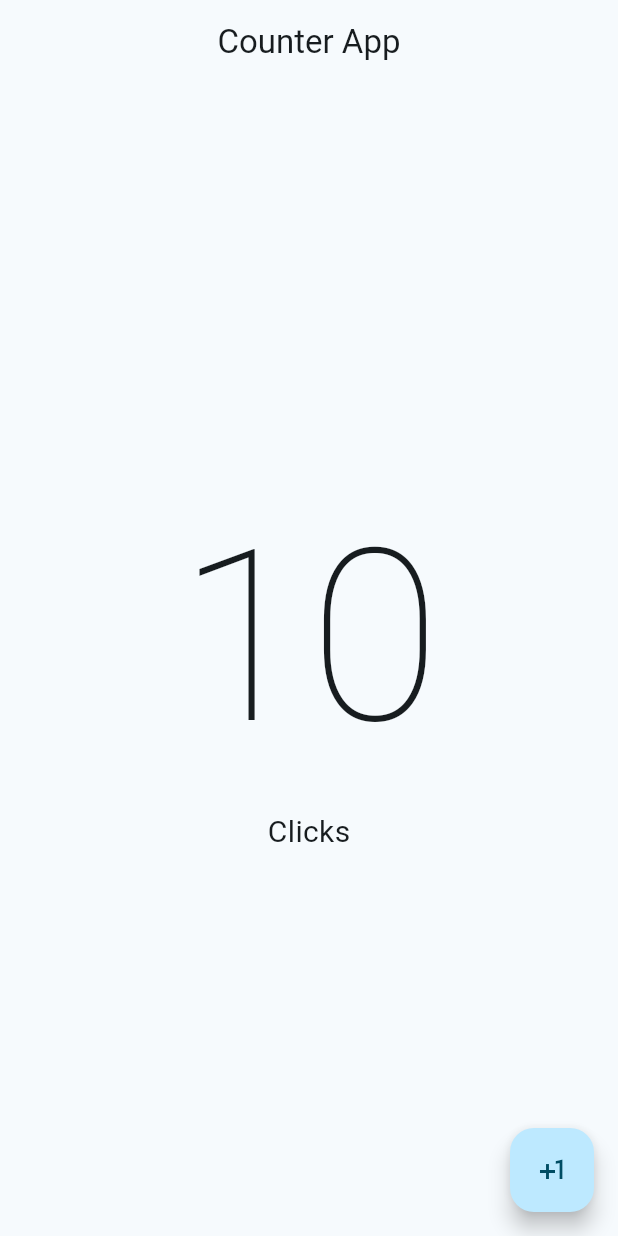
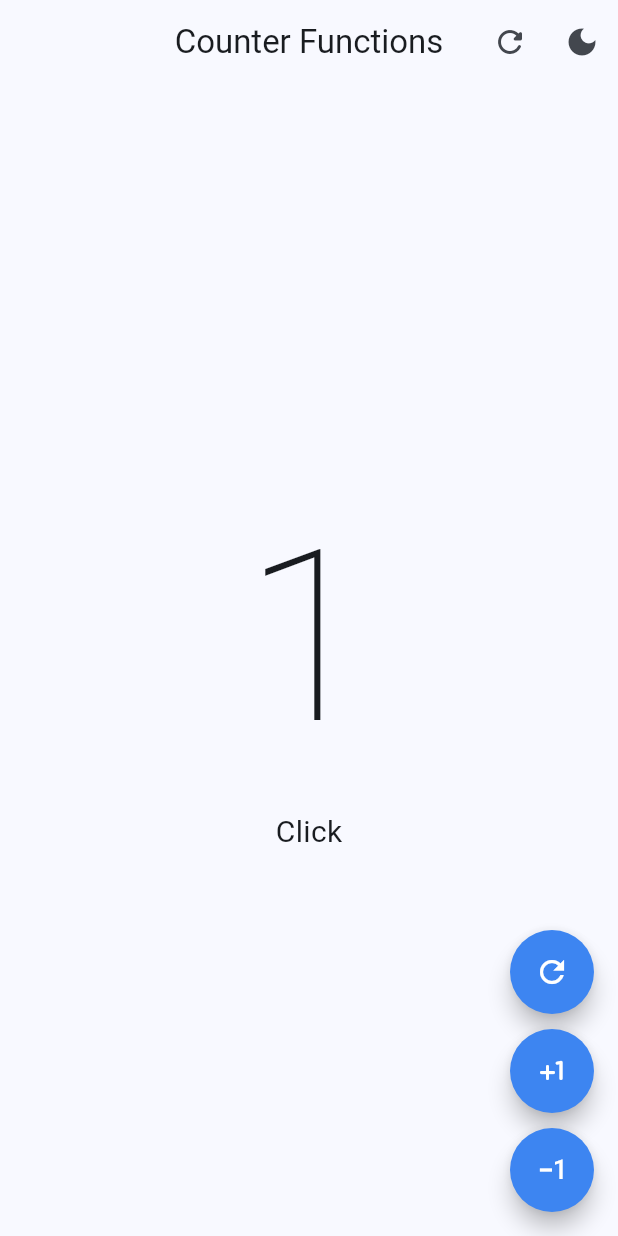
Before and after one commit to SergioDavidFernandezVilla/PRIMER-PROYECTO-USANDO-FLUTTER, a Flutter app: the screen it shows after launch, on a phone screen of 412 x 824 dp. Run offline on Flutter 3.47's test engine with Material 3 defaults, Android fonts, the phone set to English and light mode, and no system bars.

Commit message:
"Se añadio mas funcionalidad al aplicación y se tomo como una app contador."

```diff
--- a/lib/main.dart
+++ b/lib/main.dart
@@ -1,5 +1,6 @@
 import 'package:flutter/material.dart';
-import 'package:myapp/presentation/screens/counter/counter_screen.dart';
+import 'package:myapp/presentation/screens/counter/counter_functions_screen.dart';
+//import 'package:myapp/presentation/screens/counter/counter_screen.dart';
 
 void main() {
   runApp(const MyApp());
@@ -12,7 +13,7 @@ class MyApp extends StatelessWidget {
   Widget build(BuildContext context) {
     return MaterialApp(
         debugShowCheckedModeBanner: false,
-        theme: ThemeData(useMaterial3: true, colorSchemeSeed: Colors.blueGrey),
-        home: const CounterScreen());
+        theme: ThemeData(useMaterial3: true, colorSchemeSeed: Colors.blue),
+        home: const CounterFunctionsScreen());
   }
 }
--- /dev/null
+++ b/lib/presentation/screens/counter/counter_functions_screen.dart
@@ -0,0 +1,99 @@
+import 'package:flutter/material.dart';
+
+class CounterFunctionsScreen extends StatefulWidget {
+  const CounterFunctionsScreen({super.key});
+
+  @override
+  State<CounterFunctionsScreen> createState() => _CounterFunctionsScreenState();
+}
+
+class _CounterFunctionsScreenState extends State<CounterFunctionsScreen> {
+  int clickCounterNum = 1;
+
+  @override
+  Widget build(BuildContext context) {
+    return Scaffold(
+        appBar: AppBar(
+            title: const Text("Counter Functions"),
+            centerTitle: true,
+            actions: [
+              IconButton(
+                  //Icon Refresh
+                  onPressed: () {
+                    setState(() {
+                      clickCounterNum = 1;
+                    });
+                  },
+                  icon: const Icon(Icons.refresh_rounded)),
+              IconButton(
+                  //Icon DarkMode
+                  onPressed: () {},
+                  icon: const Icon(Icons.dark_mode))
+            ]),
+        body: Center(
+          child: Column(
+            mainAxisAlignment: MainAxisAlignment.center,
+            children: [
+              Text(
+                "$clickCounterNum",
+                style:
+                    const TextStyle(fontSize: 160, fontWeight: FontWeight.w100),
+              ),
+              Text(
+                "Clic${clickCounterNum == 1 ? 'k' : 'ks'}",
+                style: const TextStyle(fontSize: 20),
+              )
+            ],
+          ),
+        ),
+        floatingActionButton: Column(
+          mainAxisAlignment: MainAxisAlignment.end,
+          children: [
+            CustomButton(
+              icon: Icons.refresh_outlined,
+              onPressed: () {
+                setState(() {
+                  clickCounterNum = 0;
+                });
+              },
+            ),
+            const SizedBox(height: 10),
+            CustomButton(
+              icon: Icons.plus_one_rounded,
+              onPressed: () {
+                setState(() {
+                  clickCounterNum++;
+                });
+              },
+            ),
+            const SizedBox(height: 10),
+            CustomButton(
+              icon: Icons.exposure_minus_1_outlined,
+              onPressed: () {
+                setState(() {
+                  if (clickCounterNum == 0) return;
+                  clickCounterNum--;
+                });
+              },
+            ),
+          ],
+        ));
+  }
+}
+
+class CustomButton extends StatelessWidget {
+  final IconData icon;
+  final VoidCallback? onPressed;
+
+  const CustomButton({super.key, required this.icon, this.onPressed});
+
+  @override
+  Widget build(BuildContext context) {
+    return FloatingActionButton(
+      shape: const StadiumBorder(),
+      backgroundColor: const Color.fromARGB(255, 61, 133, 241),
+      onPressed: onPressed,
+      child: Icon(icon, color: Colors.white),
+    );
+  }
+}
--- a/lib/presentation/screens/counter/counter_screen.dart
+++ b/lib/presentation/screens/counter/counter_screen.dart
@@ -1,7 +1,14 @@
 import 'package:flutter/material.dart';
 
-class CounterScreen extends StatelessWidget {
+class CounterScreen extends StatefulWidget {
   const CounterScreen({super.key});
+
+  @override
+  State<CounterScreen> createState() => _CounterScreenState();
+}
+
+class _CounterScreenState extends State<CounterScreen> {
+  int clickCounterNum = 0;
 
   @override
   Widget build(BuildContext context) {
@@ -10,23 +17,29 @@ class CounterScreen extends StatelessWidget {
         title: const Text("Counter App"),
         centerTitle: true,
       ),
-      body: const Center(
+      body: Center(
         child: Column(
           mainAxisAlignment: MainAxisAlignment.center,
           children: [
             Text(
-              "10",
-              style: TextStyle(fontSize: 160, fontWeight: FontWeight.w100),
+              "$clickCounterNum",
+              style:
+                  const TextStyle(fontSize: 160, fontWeight: FontWeight.w100),
             ),
             Text(
-              "Clicks",
-              style: TextStyle(fontSize: 20),
+              "Clic${clickCounterNum <= 1 ? 'k' : 'ks'}",
+              style: const TextStyle(fontSize: 20),
             )
           ],
         ),
       ),
-      floatingActionButton: const FloatingActionButton(
-          onPressed: null, child: Icon(Icons.plus_one)),
+      floatingActionButton: FloatingActionButton(
+          onPressed: () {
+            setState(() {
+              clickCounterNum++;
+            });
+          },
+          child: const Icon(Icons.plus_one)),
     );
   }
 }
```
